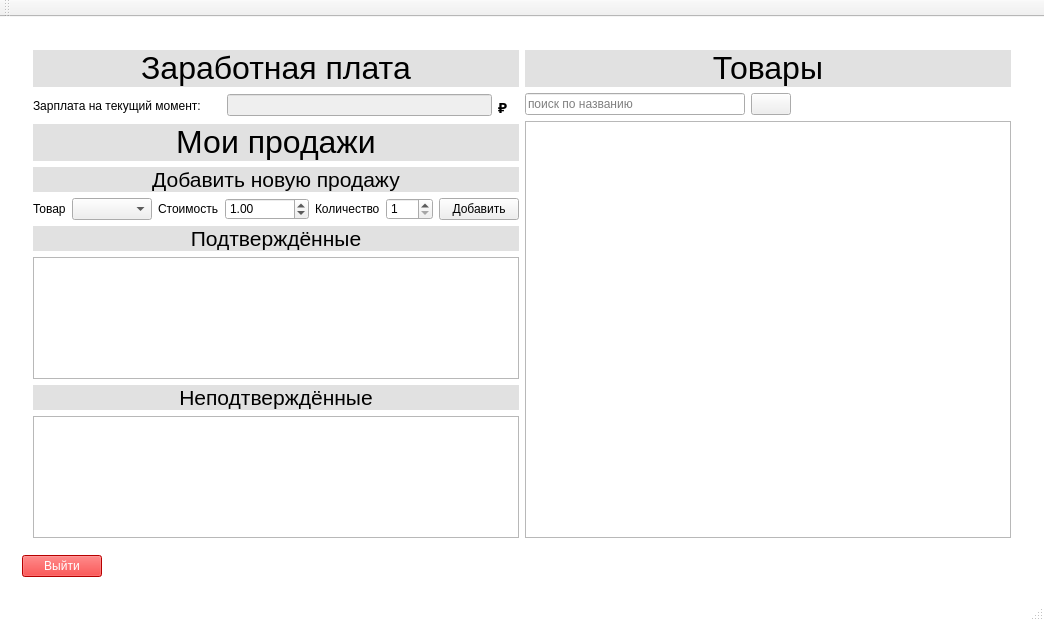
Qt form iSalary/iSalary/mainwindow.ui (Polikarpova/iSalary) before a commit.
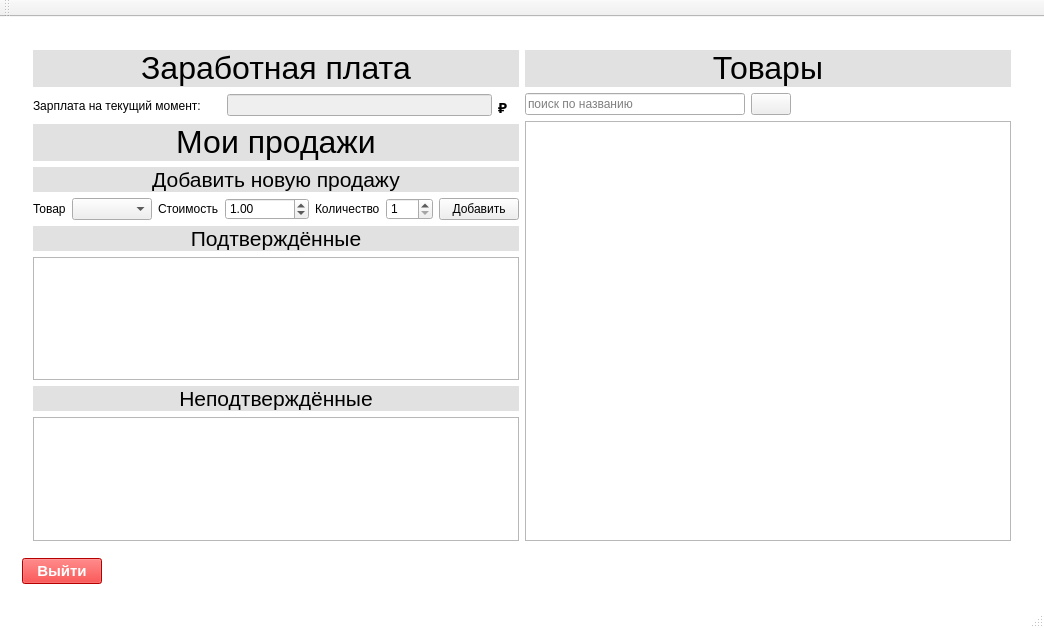
The same form after that commit. The open tabs and pages were chosen to show the change. Icons and pictures are not drawn.

The edit to the form file:
```diff
--- a/iSalary/iSalary/mainwindow.ui
+++ b/iSalary/iSalary/mainwindow.ui
@@ -7,7 +7,7 @@
     <x>0</x>
     <y>0</y>
     <width>1044</width>
-    <height>611</height>
+    <height>628</height>
    </rect>
   </property>
   <property name="windowTitle">
@@ -2203,6 +2203,13 @@
          <layout class="QHBoxLayout" name="horizontalLayout_13">
           <item>
            <widget class="QPushButton" name="quitButton">
+            <property name="font">
+             <font>
+              <pointsize>11</pointsize>
+              <weight>75</weight>
+              <bold>true</bold>
+             </font>
+            </property>
             <property name="styleSheet">
              <string notr="true">QPushButton { background-color: rgb(255, 0, 0); color: rgb(255, 255, 255); }</string>
             </property>
```
Left out of the diff: 8 changed lines with no effect on the pictures.
